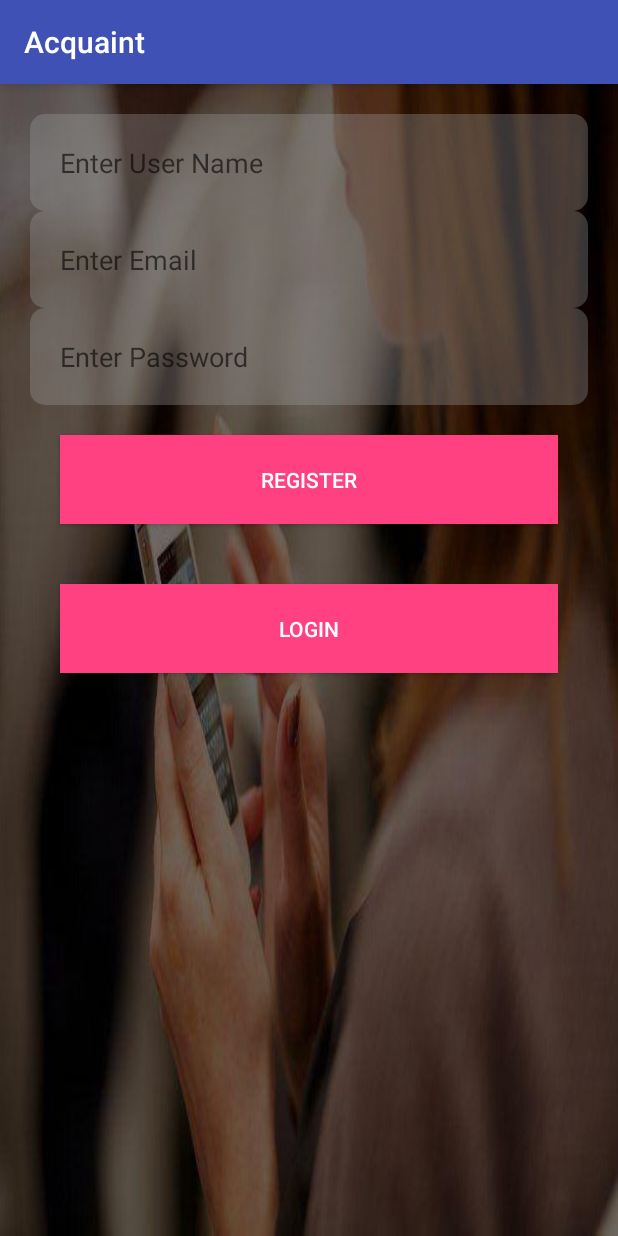
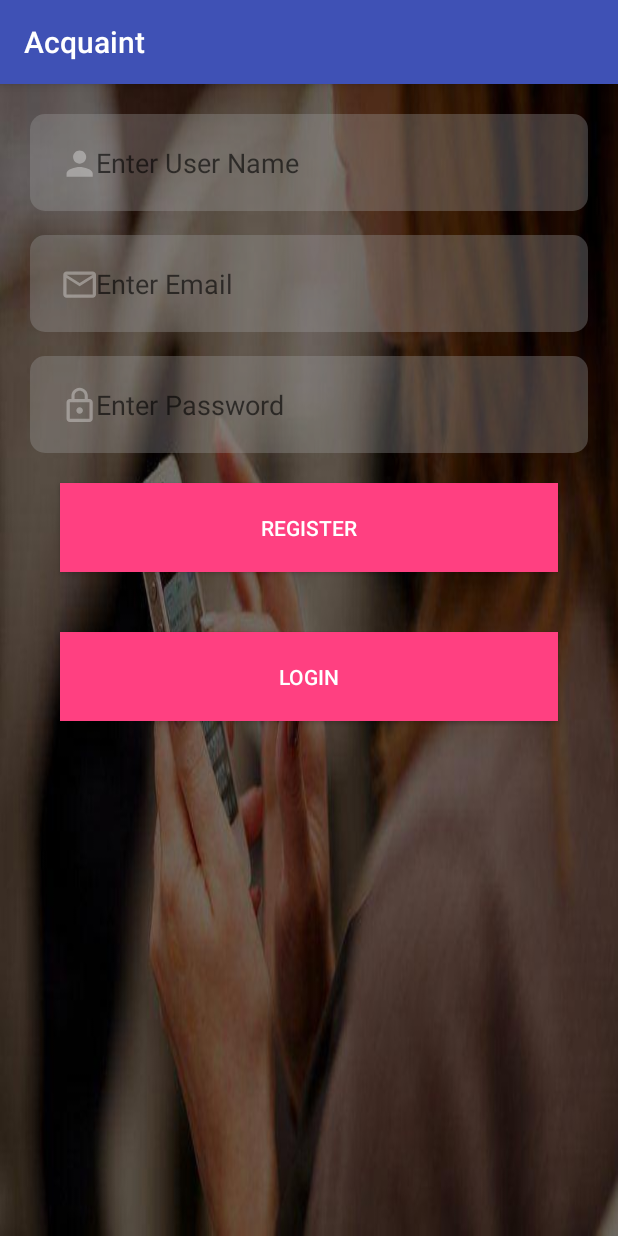
Before and after one commit to datlakrish/Acquaint, an Android app: the RegisterActivity screen opened directly, with no data from a screen before it, on a phone screen of 412 x 824 dp. Run offline under Robolectric (Android 15) with nearby library versions, the phone set to English and light mode, and no system bars; our stand-ins replace Firebase (no records; nobody signed in at launch, a user with empty details on screens opened directly).

Commit message:
reg commit

```diff
--- a/app/src/main/res/drawable/ic_person_black_24dp.xml
+++ b/app/src/main/res/drawable/ic_person_black_24dp.xml
@@ -5,6 +5,6 @@
     android:viewportHeight="22.0"
     android:viewportWidth="22.0">
     <path
-        android:fillColor="#FF000000"
+        android:fillColor="@color/greyTransparent"
         android:pathData="M12,12c2.21,0 4,-1.79 4,-4s-1.79,-4 -4,-4 -4,1.79 -4,4 1.79,4 4,4zM12,14c-2.67,0 -8,1.34 -8,4v2h16v-2c0,-2.66 -5.33,-4 -8,-4z" />
 </vector>
--- a/app/src/main/res/layout/activity_register.xml
+++ b/app/src/main/res/layout/activity_register.xml
@@ -14,6 +14,7 @@
         android:layout_width="match_parent"
         android:layout_height="wrap_content"
         android:hint="Enter User Name"
+        android:drawableLeft="@drawable/ic_person_black_24dp"
         android:background="@drawable/edtbg"
         android:padding="20dp" />
 
@@ -23,6 +24,8 @@
         android:layout_height="wrap_content"
         android:layout_below="@+id/reg_user"
         android:background="@drawable/edtbg"
+        android:layout_marginTop="16dp"
+        android:drawableLeft="@drawable/ic_mail"
         android:hint="Enter Email"
         android:padding="20dp" />
 
@@ -32,6 +35,8 @@
         android:layout_width="match_parent"
         android:layout_height="wrap_content"
         android:layout_below="@+id/reg_email"
+        android:layout_marginTop="16dp"
+        android:drawableLeft="@drawable/ic_lock_outline_black_24dp"
         android:background="@drawable/edtbg"
 
         android:hint="Enter Password"
```
